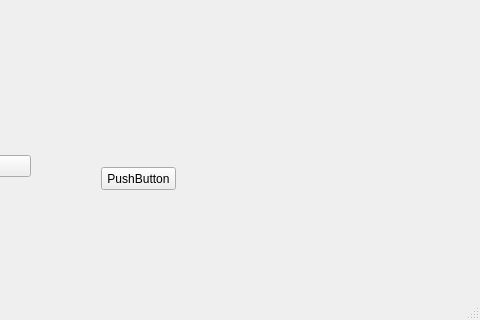
First picture: the form in mainwindow.ui, repository lakith/QT-Playstore, before the edit; both pictures show x 179 to 659 and y 122 to 442 of the 659 by 442 pixel window.
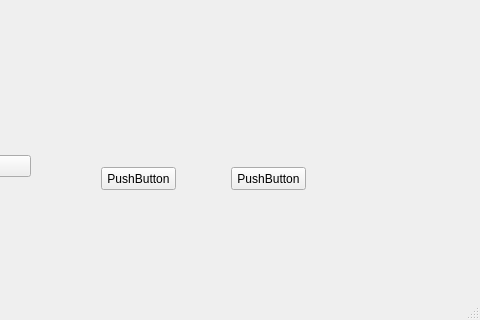
Second picture: the form after the edit. Icons and pictures are not drawn.

Diff of the .ui file:
```diff
--- a/mainwindow.ui
+++ b/mainwindow.ui
@@ -66,6 +66,19 @@
      <string>PushButton</string>
     </property>
    </widget>
+   <widget class="QPushButton" name="pushButton_2">
+    <property name="geometry">
+     <rect>
+      <x>410</x>
+      <y>270</y>
+      <width>75</width>
+      <height>23</height>
+     </rect>
+    </property>
+    <property name="text">
+     <string>PushButton</string>
+    </property>
+   </widget>
   </widget>
   <widget class="QMenuBar" name="menuBar">
    <property name="geometry">
```
